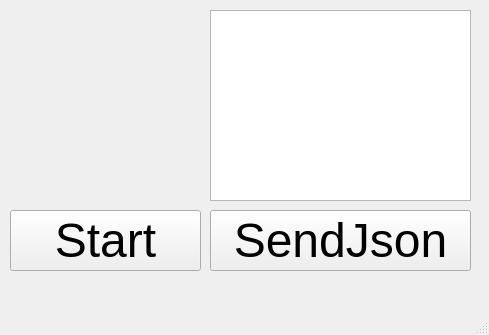
First picture: the form in Lab18/TestPrologServerGui/mainwindow.ui, repository Inlucker/FILP, before the edit.
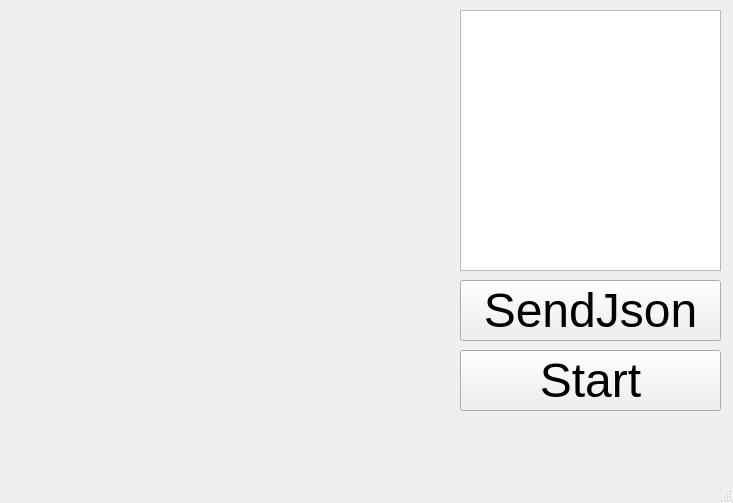
Second picture: the form after the edit.

The edit to the form file:
```diff
--- a/Lab18/TestPrologServerGui/mainwindow.ui
+++ b/Lab18/TestPrologServerGui/mainwindow.ui
@@ -6,8 +6,8 @@
    <rect>
     <x>0</x>
     <y>0</y>
-    <width>489</width>
-    <height>335</height>
+    <width>733</width>
+    <height>503</height>
    </rect>
   </property>
   <property name="windowTitle">
@@ -17,19 +17,19 @@
    <widget class="QTextEdit" name="textEdit">
     <property name="geometry">
      <rect>
-      <x>210</x>
+      <x>460</x>
       <y>10</y>
       <width>261</width>
-      <height>191</height>
+      <height>261</height>
      </rect>
     </property>
    </widget>
    <widget class="QPushButton" name="pushButton">
     <property name="geometry">
      <rect>
-      <x>10</x>
-      <y>210</y>
-      <width>191</width>
+      <x>460</x>
+      <y>350</y>
+      <width>261</width>
       <height>61</height>
      </rect>
     </property>
@@ -45,8 +45,8 @@
    <widget class="QPushButton" name="sendJson_btn">
     <property name="geometry">
      <rect>
-      <x>210</x>
-      <y>210</y>
+      <x>460</x>
+      <y>280</y>
       <width>261</width>
       <height>61</height>
      </rect>
```
Left out of the diff: 4 changed lines with no effect on the pictures.
